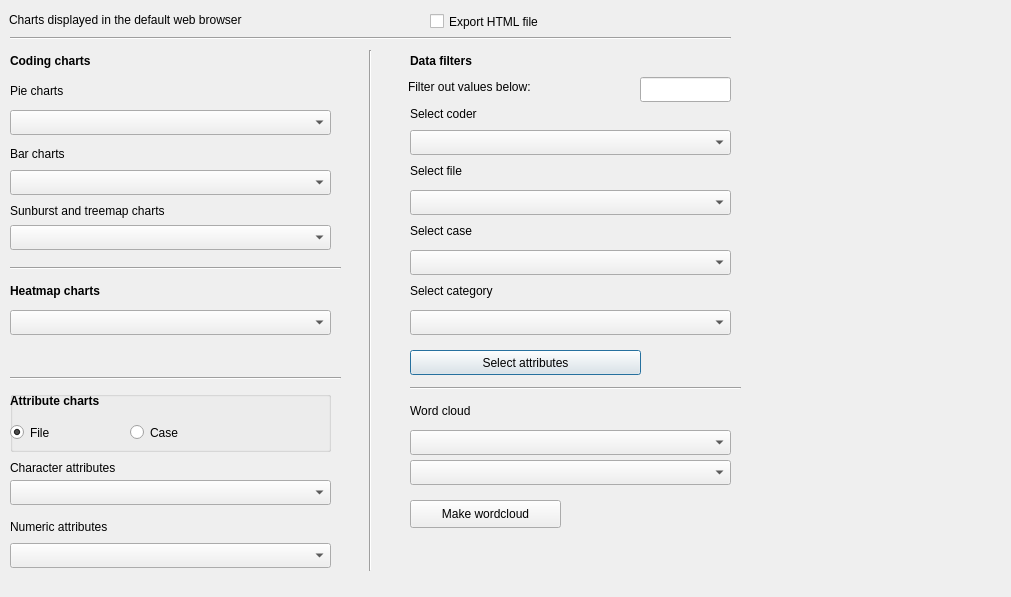
Above: GUI_UIs/ui_dialog_charts.ui from ccbogel/QualCoder before the change. Below: the same form after it.
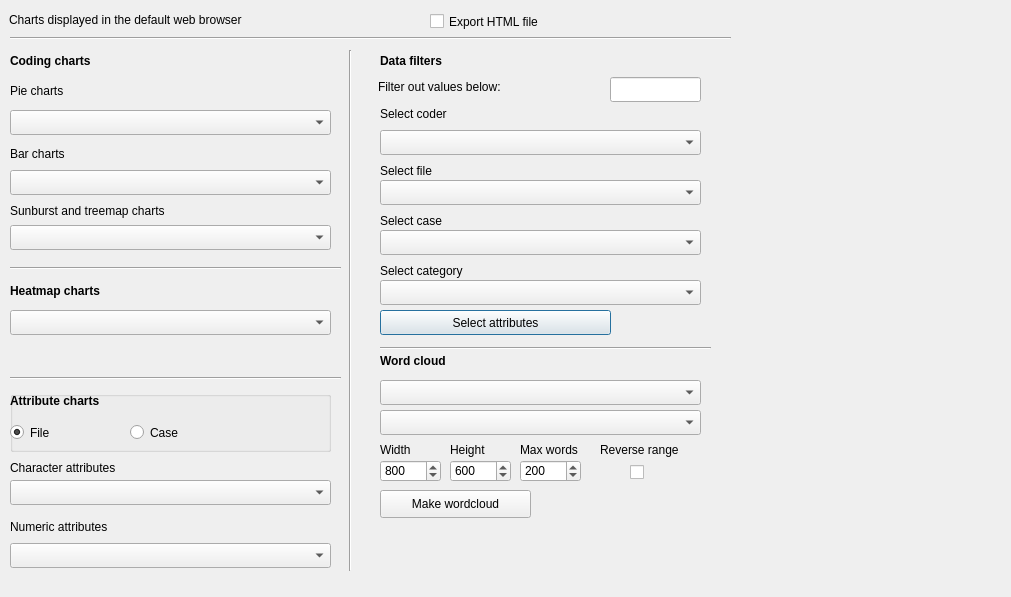
That is the form after the change.

```diff
--- a/GUI_UIs/ui_dialog_charts.ui
+++ b/GUI_UIs/ui_dialog_charts.ui
@@ -98,7 +98,7 @@
   <widget class="QLabel" name="label_coder">
    <property name="geometry">
     <rect>
-     <x>410</x>
+     <x>380</x>
      <y>103</y>
      <width>321</width>
      <height>22</height>
@@ -111,7 +111,7 @@
   <widget class="QComboBox" name="comboBox_coders">
    <property name="geometry">
     <rect>
-     <x>410</x>
+     <x>380</x>
      <y>130</y>
      <width>321</width>
      <height>25</height>
@@ -121,8 +121,8 @@
   <widget class="QComboBox" name="comboBox_file">
    <property name="geometry">
     <rect>
-     <x>410</x>
-     <y>190</y>
+     <x>380</x>
+     <y>180</y>
      <width>321</width>
      <height>25</height>
     </rect>
@@ -131,7 +131,7 @@
   <widget class="QLabel" name="label_select_file">
    <property name="geometry">
     <rect>
-     <x>410</x>
+     <x>380</x>
      <y>160</y>
      <width>321</width>
      <height>22</height>
@@ -144,8 +144,8 @@
   <widget class="QComboBox" name="comboBox_case">
    <property name="geometry">
     <rect>
-     <x>410</x>
-     <y>250</y>
+     <x>380</x>
+     <y>230</y>
      <width>321</width>
      <height>25</height>
     </rect>
@@ -158,8 +158,8 @@
   <widget class="QLabel" name="label_select_case">
    <property name="geometry">
     <rect>
-     <x>410</x>
-     <y>220</y>
+     <x>380</x>
+     <y>210</y>
      <width>321</width>
      <height>22</height>
     </rect>
@@ -175,8 +175,8 @@
   <widget class="QPushButton" name="pushButton_attributes">
    <property name="geometry">
     <rect>
-     <x>410</x>
-     <y>350</y>
+     <x>380</x>
+     <y>310</y>
      <width>231</width>
      <height>25</height>
     </rect>
@@ -188,7 +188,7 @@
   <widget class="QLabel" name="label_filter">
    <property name="geometry">
     <rect>
-     <x>408</x>
+     <x>378</x>
      <y>76</y>
      <width>201</width>
      <height>22</height>
@@ -201,7 +201,7 @@
   <widget class="QLineEdit" name="lineEdit_filter">
    <property name="geometry">
     <rect>
-     <x>640</x>
+     <x>610</x>
      <y>77</y>
      <width>91</width>
      <height>25</height>
@@ -217,7 +217,7 @@
   <widget class="QLabel" name="label_filters">
    <property name="geometry">
     <rect>
-     <x>410</x>
+     <x>380</x>
      <y>50</y>
      <width>321</width>
      <height>22</height>
@@ -255,8 +255,8 @@
   <widget class="QComboBox" name="comboBox_category">
    <property name="geometry">
     <rect>
-     <x>410</x>
-     <y>310</y>
+     <x>380</x>
+     <y>280</y>
      <width>321</width>
      <height>25</height>
     </rect>
@@ -265,8 +265,8 @@
   <widget class="QLabel" name="label_category">
    <property name="geometry">
     <rect>
-     <x>410</x>
-     <y>280</y>
+     <x>380</x>
+     <y>260</y>
      <width>321</width>
      <height>22</height>
     </rect>
@@ -278,7 +278,7 @@
   <widget class="Line" name="line">
    <property name="geometry">
     <rect>
-     <x>360</x>
+     <x>340</x>
      <y>50</y>
      <width>20</width>
      <height>521</height>
@@ -485,8 +485,8 @@
   <widget class="Line" name="line_5">
    <property name="geometry">
     <rect>
-     <x>410</x>
-     <y>380</y>
+     <x>380</x>
+     <y>340</y>
      <width>331</width>
      <height>16</height>
     </rect>
@@ -498,12 +498,18 @@
   <widget class="QLabel" name="label_word_clouds">
    <property name="geometry">
     <rect>
-     <x>410</x>
-     <y>400</y>
+     <x>380</x>
+     <y>350</y>
      <width>321</width>
      <height>22</height>
     </rect>
    </property>
+   <property name="font">
+    <font>
+     <weight>75</weight>
+     <bold>true</bold>
+    </font>
+   </property>
    <property name="text">
     <string>Word cloud</string>
    </property>
@@ -511,8 +517,8 @@
   <widget class="QComboBox" name="comboBox_wordcloud_background">
    <property name="geometry">
     <rect>
-     <x>410</x>
-     <y>430</y>
+     <x>380</x>
+     <y>380</y>
      <width>321</width>
      <height>25</height>
     </rect>
@@ -524,8 +530,8 @@
   <widget class="QComboBox" name="comboBox_wordcloud_foreground">
    <property name="geometry">
     <rect>
-     <x>410</x>
-     <y>460</y>
+     <x>380</x>
+     <y>410</y>
      <width>321</width>
      <height>25</height>
     </rect>
@@ -537,8 +543,8 @@
   <widget class="QPushButton" name="pushButton_wordcloud">
    <property name="geometry">
     <rect>
-     <x>410</x>
-     <y>500</y>
+     <x>380</x>
+     <y>490</y>
      <width>151</width>
      <height>28</height>
     </rect>
@@ -547,6 +553,140 @@
     <string>Make wordcloud</string>
    </property>
   </widget>
+  <widget class="QLabel" name="label_width">
+   <property name="geometry">
+    <rect>
+     <x>380</x>
+     <y>442</y>
+     <width>55</width>
+     <height>16</height>
+    </rect>
+   </property>
+   <property name="text">
+    <string>Width</string>
+   </property>
+  </widget>
+  <widget class="QLabel" name="label_height">
+   <property name="geometry">
+    <rect>
+     <x>450</x>
+     <y>442</y>
+     <width>55</width>
+     <height>16</height>
+    </rect>
+   </property>
+   <property name="text">
+    <string>Height</string>
+   </property>
+  </widget>
+  <widget class="QLabel" name="label_max_words">
+   <property name="geometry">
+    <rect>
+     <x>520</x>
+     <y>440</y>
+     <width>71</width>
+     <height>20</height>
+    </rect>
+   </property>
+   <property name="text">
+    <string>Max words</string>
+   </property>
+  </widget>
+  <widget class="QSpinBox" name="spinBox_cloud_width">
+   <property name="geometry">
+    <rect>
+     <x>380</x>
+     <y>460</y>
+     <width>61</width>
+     <height>22</height>
+    </rect>
+   </property>
+   <property name="minimum">
+    <number>400</number>
+   </property>
+   <property name="maximum">
+    <number>2000</number>
+   </property>
+   <property name="singleStep">
+    <number>100</number>
+   </property>
+   <property name="value">
+    <number>800</number>
+   </property>
+  </widget>
+  <widget class="QSpinBox" name="spinBox_cloud_height">
+   <property name="geometry">
+    <rect>
+     <x>450</x>
+     <y>460</y>
+     <width>61</width>
+     <height>22</height>
+    </rect>
+   </property>
+   <property name="minimum">
+    <number>200</number>
+   </property>
+   <property name="maximum">
+    <number>2000</number>
+   </property>
+   <property name="singleStep">
+    <number>100</number>
+   </property>
+   <property name="value">
+    <number>600</number>
+   </property>
+  </widget>
+  <widget class="QSpinBox" name="spinBox_cloud_max_words">
+   <property name="geometry">
+    <rect>
+     <x>520</x>
+     <y>460</y>
+     <width>61</width>
+     <height>22</height>
+    </rect>
+   </property>
+   <property name="minimum">
+    <number>50</number>
+   </property>
+   <property name="maximum">
+    <number>500</number>
+   </property>
+   <property name="singleStep">
+    <number>50</number>
+   </property>
+   <property name="value">
+    <number>200</number>
+   </property>
+  </widget>
+  <widget class="QCheckBox" name="checkBox_reverse_range">
+   <property name="geometry">
+    <rect>
+     <x>630</x>
+     <y>462</y>
+     <width>31</width>
+     <height>20</height>
+    </rect>
+   </property>
+   <property name="toolTip">
+    <string>&lt;html&gt;&lt;head/&gt;&lt;body&gt;&lt;p&gt;Reverse colour range&lt;/p&gt;&lt;/body&gt;&lt;/html&gt;</string>
+   </property>
+   <property name="text">
+    <string/>
+   </property>
+  </widget>
+  <widget class="QLabel" name="label_reverse_range">
+   <property name="geometry">
+    <rect>
+     <x>600</x>
+     <y>442</y>
+     <width>101</width>
+     <height>16</height>
+    </rect>
+   </property>
+   <property name="text">
+    <string>Reverse range</string>
+   </property>
+  </widget>
   <zorder>groupBox</zorder>
   <zorder>label_info</zorder>
   <zorder>label_pie</zorder>
```
Left out of the diff: 8 changed lines with no effect on the pictures.
